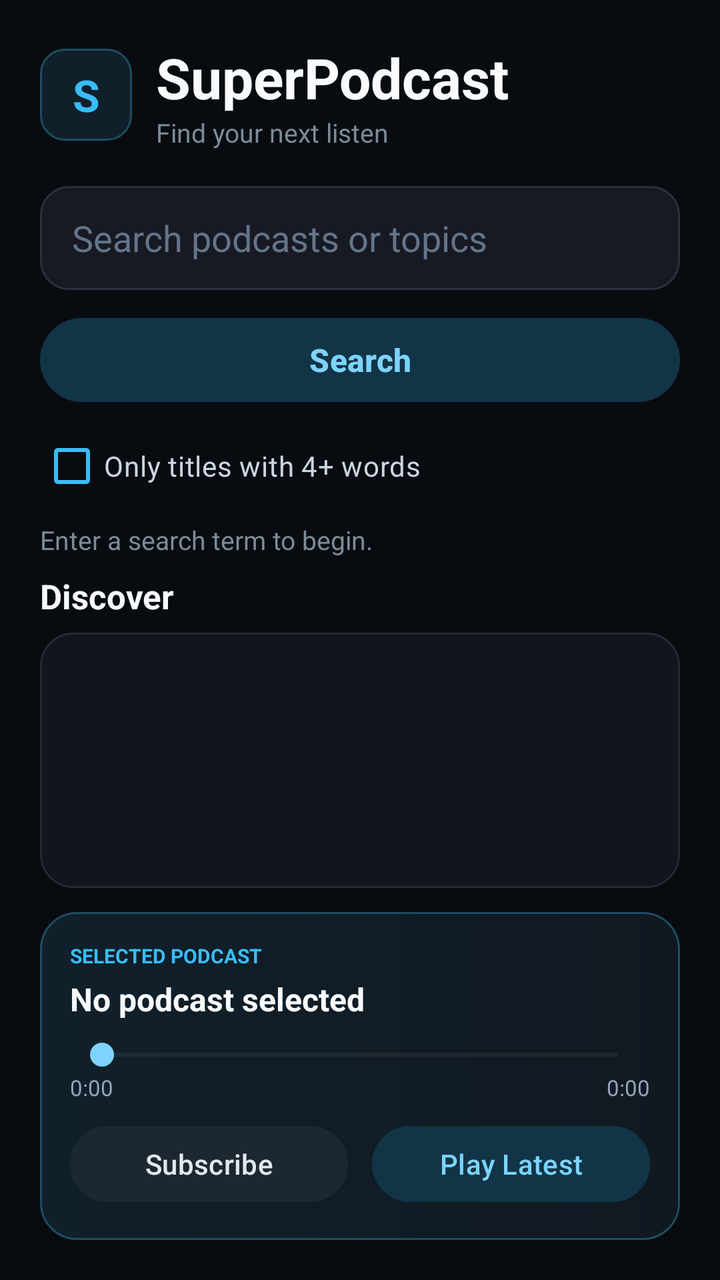
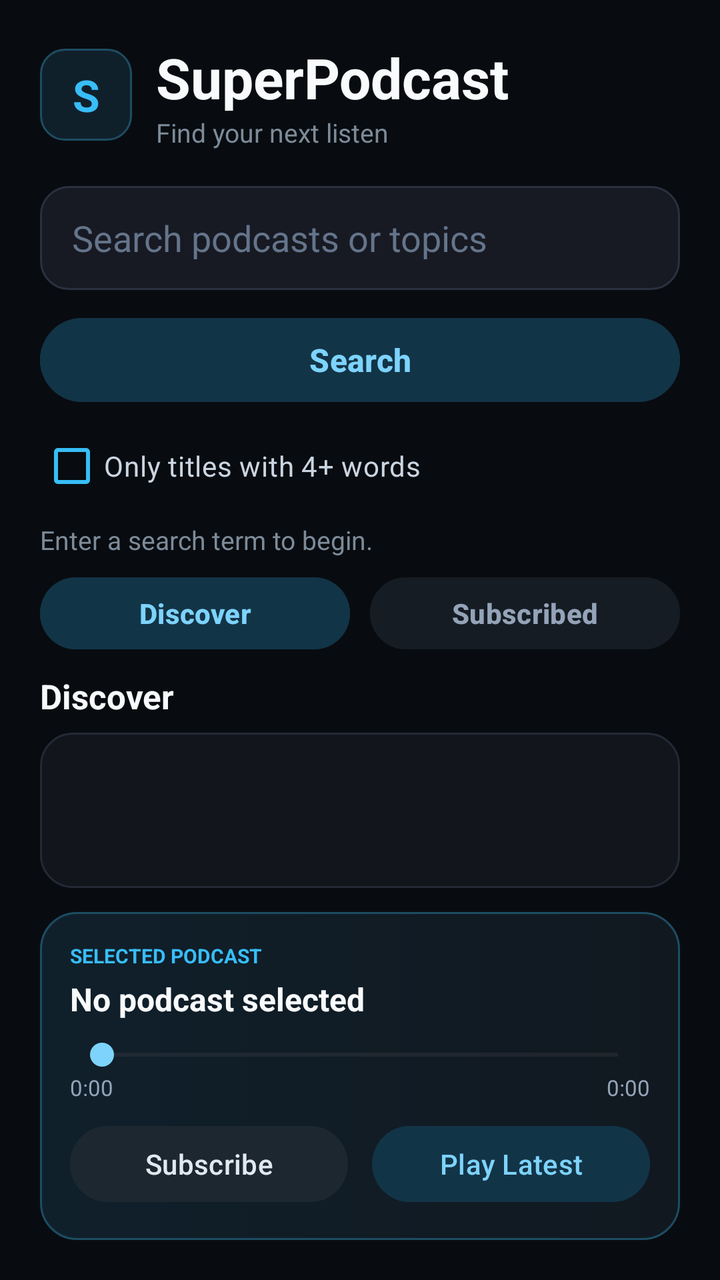

The first picture is an Android layout as it rendered before a commit; the second is the same layout after the commit. The layout source and the unified diff follow.
<!-- AndroidManifest.xml: application theme Theme.AndroidApp4 -->
<!-- res/layout/activity_main.xml -->
<?xml version="1.0" encoding="utf-8"?>
<LinearLayout xmlns:android="http://schemas.android.com/apk/res/android"
    xmlns:tools="http://schemas.android.com/tools"
    android:id="@+id/main"
    android:layout_width="match_parent"
    android:layout_height="match_parent"
    android:background="#080C10"
    android:orientation="vertical"
    android:padding="20dp"
    tools:context=".MainActivity">

    <LinearLayout
        android:layout_width="match_parent"
        android:layout_height="wrap_content"
        android:gravity="center_vertical"
        android:orientation="horizontal">
        <TextView android:layout_width="46dp" android:layout_height="46dp" android:background="@drawable/podcast_initial_background" android:gravity="center" android:text="S" android:textColor="#38BDF8" android:textSize="22sp" android:textStyle="bold" />
        <LinearLayout android:layout_width="0dp" android:layout_height="wrap_content" android:layout_marginStart="12dp" android:layout_weight="1" android:orientation="vertical">
            <TextView android:layout_width="wrap_content" android:layout_height="wrap_content" android:text="SuperPodcast" android:textColor="#F8FAFC" android:textSize="28sp" android:textStyle="bold" />
            <TextView android:layout_width="wrap_content" android:layout_height="wrap_content" android:text="Find your next listen" android:textColor="#7D8B99" android:textSize="13sp" />
        </LinearLayout>
    </LinearLayout>

    <EditText android:id="@+id/searchEditText" android:layout_width="match_parent" android:layout_height="52dp" android:layout_marginTop="18dp" android:background="@drawable/search_background" android:hint="Search podcasts or topics" android:inputType="text" android:paddingHorizontal="16dp" android:singleLine="true" android:textColor="#F8FAFC" android:textColorHighlight="#38BDF8" android:textColorHint="#64748B" />
    <Button android:id="@+id/searchButton" android:layout_width="match_parent" android:layout_height="50dp" android:layout_marginTop="10dp" android:backgroundTint="#123447" android:text="Search" android:textAllCaps="false" android:textColor="#7DD3FC" android:textSize="16sp" android:textStyle="bold" />
    <CheckBox android:id="@+id/longTitleCheckBox" android:layout_width="wrap_content" android:layout_height="wrap_content" android:layout_marginTop="4dp" android:buttonTint="#38BDF8" android:text="Only titles with 4+ words" android:textColor="#CBD5E1" />

    <LinearLayout android:layout_width="match_parent" android:layout_height="wrap_content" android:gravity="center_vertical" android:orientation="horizontal" android:paddingVertical="4dp">
        <ProgressBar android:id="@+id/progressBar" android:layout_width="22dp" android:layout_height="22dp" android:layout_marginEnd="10dp" android:indeterminateTint="#38BDF8" android:visibility="gone" />
        <TextView android:id="@+id/statusTextView" android:layout_width="0dp" android:layout_height="wrap_content" android:layout_weight="1" android:text="Enter a search term to begin." android:textColor="#7D8B99" android:textSize="13sp" />
    </LinearLayout>

    <TextView android:layout_width="wrap_content" android:layout_height="wrap_content" android:layout_marginTop="4dp" android:layout_marginBottom="7dp" android:text="Discover" android:textColor="#F8FAFC" android:textSize="17sp" android:textStyle="bold" />
    <ListView android:id="@+id/podcastListView" android:layout_width="match_parent" android:layout_height="0dp" android:layout_weight="1" android:background="@drawable/panel_background" android:clipToPadding="false" android:divider="#1E293B" android:dividerHeight="1dp" android:paddingHorizontal="6dp" android:paddingVertical="4dp" />

    <LinearLayout
        android:layout_width="match_parent"
        android:layout_height="wrap_content"
        android:layout_marginTop="12dp"
        android:background="@drawable/player_background"
        android:orientation="vertical"
        android:padding="15dp">

        <TextView android:layout_width="wrap_content" android:layout_height="wrap_content" android:text="SELECTED PODCAST" android:textColor="#38BDF8" android:textSize="10sp" android:textStyle="bold" />
        <TextView android:id="@+id/selectedPodcastTextView" android:layout_width="match_parent" android:layout_height="wrap_content" android:layout_marginTop="4dp" android:ellipsize="end" android:maxLines="2" android:text="No podcast selected" android:textColor="#F8FAFC" android:textSize="16sp" android:textStyle="bold" />

        <SeekBar
            android:id="@+id/playbackSeekBar"
            android:layout_width="match_parent"
            android:layout_height="wrap_content"
            android:layout_marginTop="8dp"
            android:max="1000"
            android:progress="0"
            android:progressTint="#38BDF8"
            android:thumbTint="#7DD3FC" />

        <LinearLayout android:layout_width="match_parent" android:layout_height="wrap_content" android:orientation="horizontal">
            <TextView android:id="@+id/currentTimeTextView" android:layout_width="0dp" android:layout_height="wrap_content" android:layout_weight="1" android:text="0:00" android:textColor="#94A3B8" android:textSize="11sp" />
            <TextView android:id="@+id/durationTextView" android:layout_width="wrap_content" android:layout_height="wrap_content" android:text="0:00" android:textColor="#94A3B8" android:textSize="11sp" />
        </LinearLayout>

        <LinearLayout android:layout_width="match_parent" android:layout_height="wrap_content" android:layout_marginTop="8dp" android:orientation="horizontal">
            <Button android:id="@+id/subscribeButton" android:layout_width="0dp" android:layout_height="46dp" android:layout_marginEnd="6dp" android:layout_weight="1" android:backgroundTint="#1C2730" android:enabled="false" android:text="Subscribe" android:textAllCaps="false" android:textColor="#E2E8F0" />
            <Button android:id="@+id/playButton" android:layout_width="0dp" android:layout_height="46dp" android:layout_marginStart="6dp" android:layout_weight="1" android:backgroundTint="#123447" android:enabled="false" android:text="Play Latest" android:textAllCaps="false" android:textColor="#7DD3FC" />
        </LinearLayout>
    </LinearLayout>
</LinearLayout>
<!-- resources referenced by this layout -->
<resources>
  <!-- drawable panel_background (drawable) -->
  <?xml version="1.0" encoding="utf-8"?>
  <shape xmlns:android="http://schemas.android.com/apk/res/android" android:shape="rectangle">
      <solid android:color="#12151C" />
      <stroke android:width="1dp" android:color="#252936" />
      <corners android:radius="16dp" />
  </shape>
  <!-- drawable player_background (drawable) -->
  <?xml version="1.0" encoding="utf-8"?>
  <shape xmlns:android="http://schemas.android.com/apk/res/android" android:shape="rectangle">
      <gradient
          android:angle="0"
          android:startColor="#10202B"
          android:endColor="#111820" />
      <stroke android:width="1dp" android:color="#1D4D63" />
      <corners android:radius="18dp" />
  </shape>
  <!-- drawable podcast_initial_background (drawable) -->
  <?xml version="1.0" encoding="utf-8"?>
  <shape xmlns:android="http://schemas.android.com/apk/res/android" android:shape="rectangle">
      <solid android:color="#10202B" />
      <stroke android:width="1dp" android:color="#1D4D63" />
      <corners android:radius="12dp" />
  </shape>
  <!-- drawable search_background (drawable) -->
  <?xml version="1.0" encoding="utf-8"?>
  <shape xmlns:android="http://schemas.android.com/apk/res/android" android:shape="rectangle">
      <solid android:color="#171A22" />
      <stroke android:width="1dp" android:color="#2B3040" />
      <corners android:radius="14dp" />
  </shape>
  <style name="Theme.AndroidApp4" parent="Base.Theme.AndroidApp4" />
  <style name="Base.Theme.AndroidApp4" parent="Theme.Material3.DayNight.NoActionBar">
          
          
      </style>
</resources>

<!-- the commit's change to res/layout/activity_main.xml (unified diff, before → after) -->
@@ -9,11 +9,7 @@
     android:padding="20dp"
     tools:context=".MainActivity">
 
-    <LinearLayout
-        android:layout_width="match_parent"
-        android:layout_height="wrap_content"
-        android:gravity="center_vertical"
-        android:orientation="horizontal">
+    <LinearLayout android:layout_width="match_parent" android:layout_height="wrap_content" android:gravity="center_vertical" android:orientation="horizontal">
         <TextView android:layout_width="46dp" android:layout_height="46dp" android:background="@drawable/podcast_initial_background" android:gravity="center" android:text="S" android:textColor="#38BDF8" android:textSize="22sp" android:textStyle="bold" />
         <LinearLayout android:layout_width="0dp" android:layout_height="wrap_content" android:layout_marginStart="12dp" android:layout_weight="1" android:orientation="vertical">
             <TextView android:layout_width="wrap_content" android:layout_height="wrap_content" android:text="SuperPodcast" android:textColor="#F8FAFC" android:textSize="28sp" android:textStyle="bold" />
@@ -30,35 +26,22 @@
         <TextView android:id="@+id/statusTextView" android:layout_width="0dp" android:layout_height="wrap_content" android:layout_weight="1" android:text="Enter a search term to begin." android:textColor="#7D8B99" android:textSize="13sp" />
     </LinearLayout>
 
-    <TextView android:layout_width="wrap_content" android:layout_height="wrap_content" android:layout_marginTop="4dp" android:layout_marginBottom="7dp" android:text="Discover" android:textColor="#F8FAFC" android:textSize="17sp" android:textStyle="bold" />
+    <LinearLayout android:layout_width="match_parent" android:layout_height="44dp" android:layout_marginTop="2dp" android:orientation="horizontal">
+        <Button android:id="@+id/discoverTabButton" android:layout_width="0dp" android:layout_height="44dp" android:layout_marginEnd="5dp" android:layout_weight="1" android:backgroundTint="#123447" android:text="Discover" android:textAllCaps="false" android:textColor="#7DD3FC" android:textStyle="bold" />
+        <Button android:id="@+id/subscribedTabButton" android:layout_width="0dp" android:layout_height="44dp" android:layout_marginStart="5dp" android:layout_weight="1" android:backgroundTint="#151C23" android:text="Subscribed" android:textAllCaps="false" android:textColor="#94A3B8" android:textStyle="bold" />
+    </LinearLayout>
+
+    <TextView android:id="@+id/listSectionTitleTextView" android:layout_width="wrap_content" android:layout_height="wrap_content" android:layout_marginTop="8dp" android:layout_marginBottom="7dp" android:text="Discover" android:textColor="#F8FAFC" android:textSize="17sp" android:textStyle="bold" />
     <ListView android:id="@+id/podcastListView" android:layout_width="match_parent" android:layout_height="0dp" android:layout_weight="1" android:background="@drawable/panel_background" android:clipToPadding="false" android:divider="#1E293B" android:dividerHeight="1dp" android:paddingHorizontal="6dp" android:paddingVertical="4dp" />
 
-    <LinearLayout
-        android:layout_width="match_parent"
-        android:layout_height="wrap_content"
-        android:layout_marginTop="12dp"
-        android:background="@drawable/player_background"
-        android:orientation="vertical"
-        android:padding="15dp">
-
+    <LinearLayout android:layout_width="match_parent" android:layout_height="wrap_content" android:layout_marginTop="12dp" android:background="@drawable/player_background" android:orientation="vertical" android:padding="15dp">
         <TextView android:layout_width="wrap_content" android:layout_height="wrap_content" android:text="SELECTED PODCAST" android:textColor="#38BDF8" android:textSize="10sp" android:textStyle="bold" />
         <TextView android:id="@+id/selectedPodcastTextView" android:layout_width="match_parent" android:layout_height="wrap_content" android:layout_marginTop="4dp" android:ellipsize="end" android:maxLines="2" android:text="No podcast selected" android:textColor="#F8FAFC" android:textSize="16sp" android:textStyle="bold" />
-
-        <SeekBar
-            android:id="@+id/playbackSeekBar"
-            android:layout_width="match_parent"
-            android:layout_height="wrap_content"
-            android:layout_marginTop="8dp"
-            android:max="1000"
-            android:progress="0"
-            android:progressTint="#38BDF8"
-            android:thumbTint="#7DD3FC" />
-
+        <SeekBar android:id="@+id/playbackSeekBar" android:layout_width="match_parent" android:layout_height="wrap_content" android:layout_marginTop="8dp" android:max="1000" android:progress="0" android:progressTint="#38BDF8" android:thumbTint="#7DD3FC" />
         <LinearLayout android:layout_width="match_parent" android:layout_height="wrap_content" android:orientation="horizontal">
             <TextView android:id="@+id/currentTimeTextView" android:layout_width="0dp" android:layout_height="wrap_content" android:layout_weight="1" android:text="0:00" android:textColor="#94A3B8" android:textSize="11sp" />
             <TextView android:id="@+id/durationTextView" android:layout_width="wrap_content" android:layout_height="wrap_content" android:text="0:00" android:textColor="#94A3B8" android:textSize="11sp" />
         </LinearLayout>
-
         <LinearLayout android:layout_width="match_parent" android:layout_height="wrap_content" android:layout_marginTop="8dp" android:orientation="horizontal">
             <Button android:id="@+id/subscribeButton" android:layout_width="0dp" android:layout_height="46dp" android:layout_marginEnd="6dp" android:layout_weight="1" android:backgroundTint="#1C2730" android:enabled="false" android:text="Subscribe" android:textAllCaps="false" android:textColor="#E2E8F0" />
             <Button android:id="@+id/playButton" android:layout_width="0dp" android:layout_height="46dp" android:layout_marginStart="6dp" android:layout_weight="1" android:backgroundTint="#123447" android:enabled="false" android:text="Play Latest" android:textAllCaps="false" android:textColor="#7DD3FC" />
